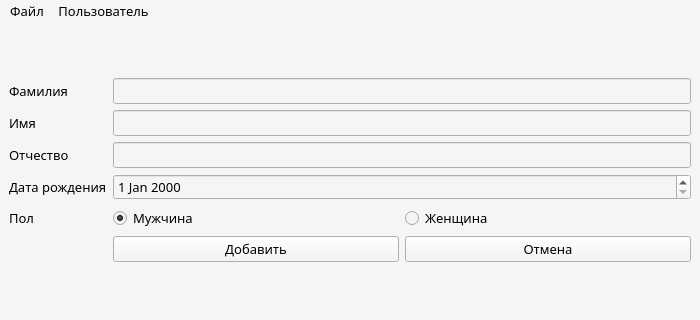
alneremin/lung-cancer-diagnosis, file src/Window/ui/mainWindow.ui: the form before one commit; both pictures show x 0 to 700 and y 0 to 320 of the 700 by 603 pixel window.
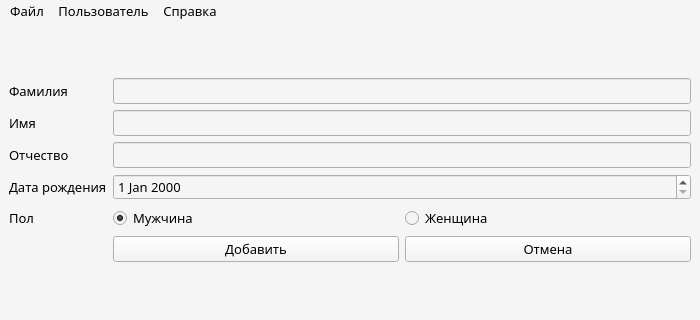
The form after the commit.

Patch:
```diff
--- a/src/Window/ui/mainWindow.ui
+++ b/src/Window/ui/mainWindow.ui
@@ -550,14 +550,21 @@
     </property>
     <addaction name="actionLoad"/>
    </widget>
-   <widget class="QMenu" name="menu">
+   <widget class="QMenu" name="menuUser">
     <property name="title">
      <string>Пользователь</string>
     </property>
     <addaction name="actionQuit"/>
    </widget>
+   <widget class="QMenu" name="menuHelp">
+    <property name="title">
+     <string>Справка</string>
+    </property>
+    <addaction name="actionAbout"/>
+   </widget>
    <addaction name="menuFile"/>
-   <addaction name="menu"/>
+   <addaction name="menuUser"/>
+   <addaction name="menuHelp"/>
   </widget>
   <action name="actionLoad">
    <property name="text">
```
Left out of the diff: 5 changed lines with no effect on the pictures.
